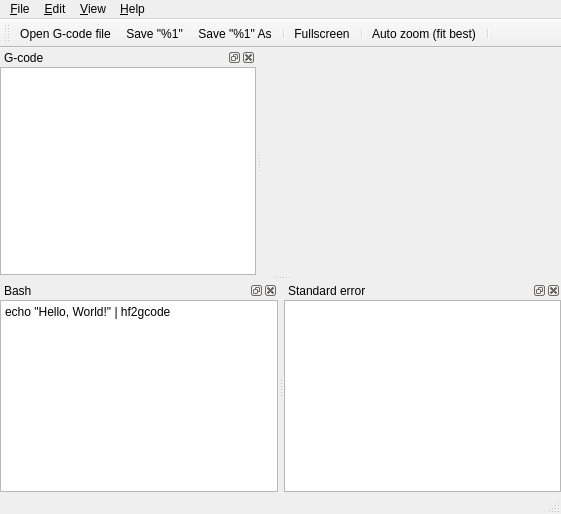
Qt form mainwin.ui (QGCoder/qgcoder) before a commit.
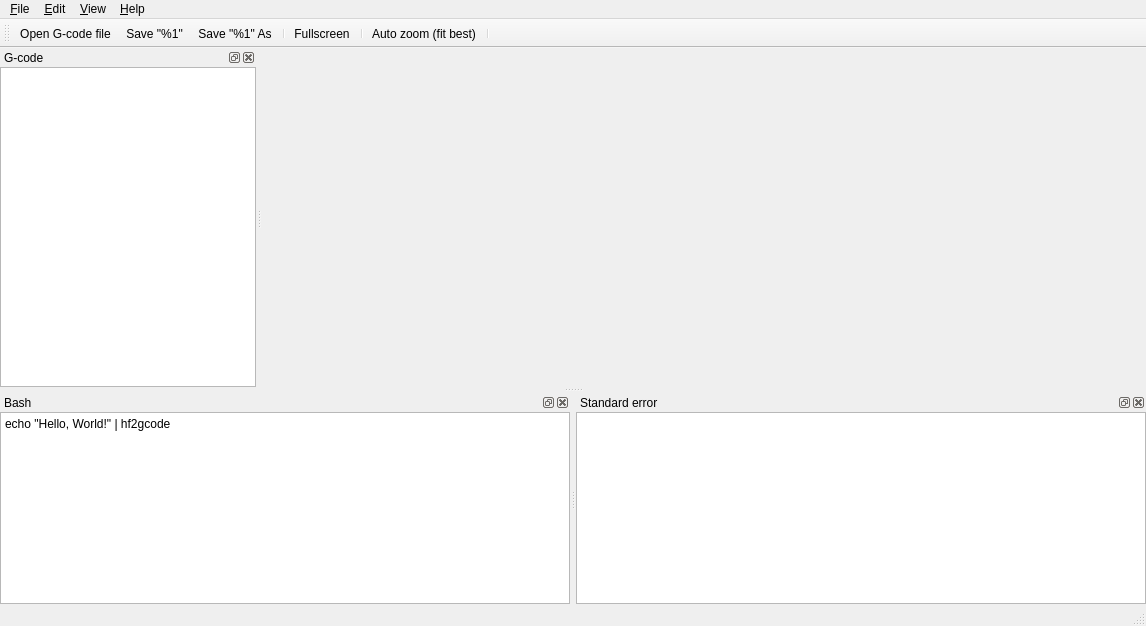
The same form after that commit. Icons and pictures are not drawn. Custom widgets are drawn as their Qt base class.

Commit message: New feature: load G-code file from command-line.

What changed in the file:
```diff
--- a/mainwin.ui
+++ b/mainwin.ui
@@ -6,8 +6,8 @@
    <rect>
     <x>0</x>
     <y>0</y>
-    <width>561</width>
-    <height>514</height>
+    <width>1146</width>
+    <height>626</height>
    </rect>
   </property>
   <property name="sizePolicy">
@@ -50,7 +50,7 @@
     <rect>
      <x>0</x>
      <y>0</y>
-     <width>561</width>
+     <width>1146</width>
      <height>22</height>
     </rect>
    </property>
@@ -129,14 +129,17 @@
    </widget>
   </widget>
   <widget class="QDockWidget" name="dockWidget">
+   <property name="enabled">
+    <bool>true</bool>
+   </property>
    <property name="maximumSize">
     <size>
      <width>524287</width>
      <height>524287</height>
     </size>
    </property>
-   <property name="features">
-    <set>QDockWidget::AllDockWidgetFeatures</set>
+   <property name="floating">
+    <bool>false</bool>
    </property>
    <property name="windowTitle">
     <string>Bash</string>
```
The commit also changes 3 other files.
